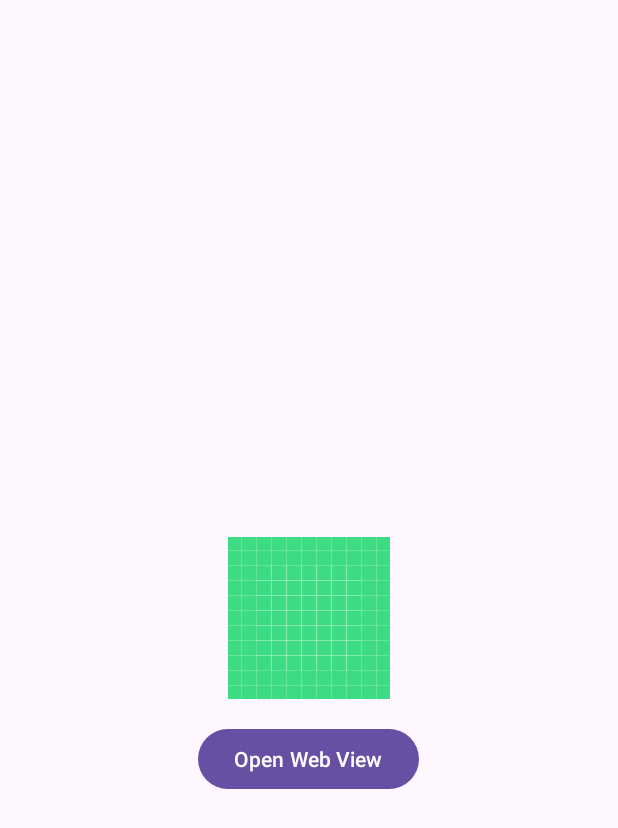
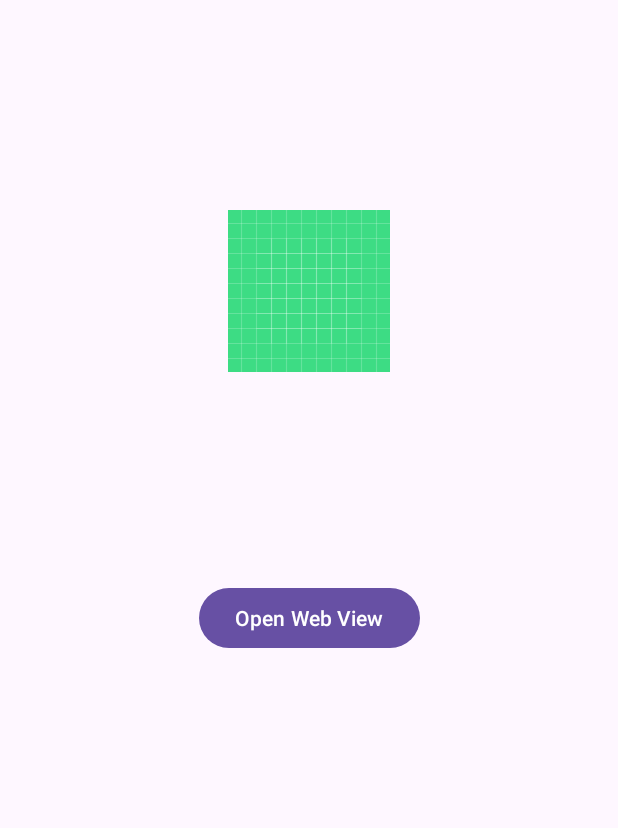
Before and after one commit to luismendezc/RequiredActionsSimulation, an Android app: the DigIdentAuthorizationActivity2 screen opened directly, with no data from a screen before it, on a phone screen of 412 x 824 dp. Shown: the top 828 px of the screen. Run offline under Robolectric (Android 15) with nearby library versions, the phone set to English and light mode, and no system bars.

Commit message:
feat:Android DigIdentAuthorizationActivity2 implementation

```diff
--- a/app/src/main/java/com/oceloti/lemc/requiredactionssimulation/fragments/FullScreenFragment.kt
+++ b/app/src/main/java/com/oceloti/lemc/requiredactionssimulation/fragments/FullScreenFragment.kt
@@ -45,7 +45,7 @@ class FullScreenFragment: Fragment() {
           isUrlSearchedFound = true
           listener?.onFragmentClosedAndUrlDetected(url)
           activity?.supportFragmentManager?.beginTransaction()?.remove(this@FullScreenFragment)?.commit()
-          //activity?.supportFragmentManager?.popBackStack()
+          activity?.supportFragmentManager?.popBackStack()
           return true
         }
          // Logic
--- a/app/src/main/res/layout/activity_dig_ident_authorization2.xml
+++ b/app/src/main/res/layout/activity_dig_ident_authorization2.xml
@@ -1,30 +1,33 @@
 <?xml version="1.0" encoding="utf-8"?>
-<RelativeLayout xmlns:android="http://schemas.android.com/apk/res/android"
+<androidx.constraintlayout.widget.ConstraintLayout
+  xmlns:android="http://schemas.android.com/apk/res/android"
   xmlns:app="http://schemas.android.com/apk/res-auto"
   xmlns:tools="http://schemas.android.com/tools"
   android:layout_width="match_parent"
   android:layout_height="match_parent"
-  tools:context=".DigIdentAuthorizationActivity2">
+  android:orientation="vertical">
 
   <ImageView
     android:id="@+id/imageView"
     android:layout_width="wrap_content"
     android:layout_height="wrap_content"
+    android:layout_centerInParent="true"
     android:src="@drawable/ic_launcher_background"
-    android:layout_centerInParent="true"/>
+    app:layout_constraintBottom_toTopOf="@+id/openWebViewButton"
+    app:layout_constraintEnd_toEndOf="parent"
+    app:layout_constraintStart_toStartOf="parent"
+    app:layout_constraintTop_toTopOf="parent" />
 
   <Button
     android:id="@+id/openWebViewButton"
     android:layout_width="wrap_content"
     android:layout_height="wrap_content"
-    android:text="Open Web View"
     android:layout_below="@id/imageView"
     android:layout_centerHorizontal="true"
-    android:layout_marginTop="16dp"/>
+    android:text="Open Web View"
+    app:layout_constraintBottom_toBottomOf="parent"
+    app:layout_constraintEnd_toEndOf="parent"
+    app:layout_constraintStart_toStartOf="parent"
+    app:layout_constraintTop_toTopOf="parent" />
 
-  <WebView
-    android:id="@+id/webView"
-    android:layout_width="match_parent"
-    android:layout_height="match_parent"
-    android:visibility="gone" />
-</RelativeLayout>
+</androidx.constraintlayout.widget.ConstraintLayout>
```
Also changed, not shown: app/src/main/java/com/oceloti/lemc/requiredactionssimulation/DigIdentAuthorizationActivity2.kt (+121 -1 lines).
